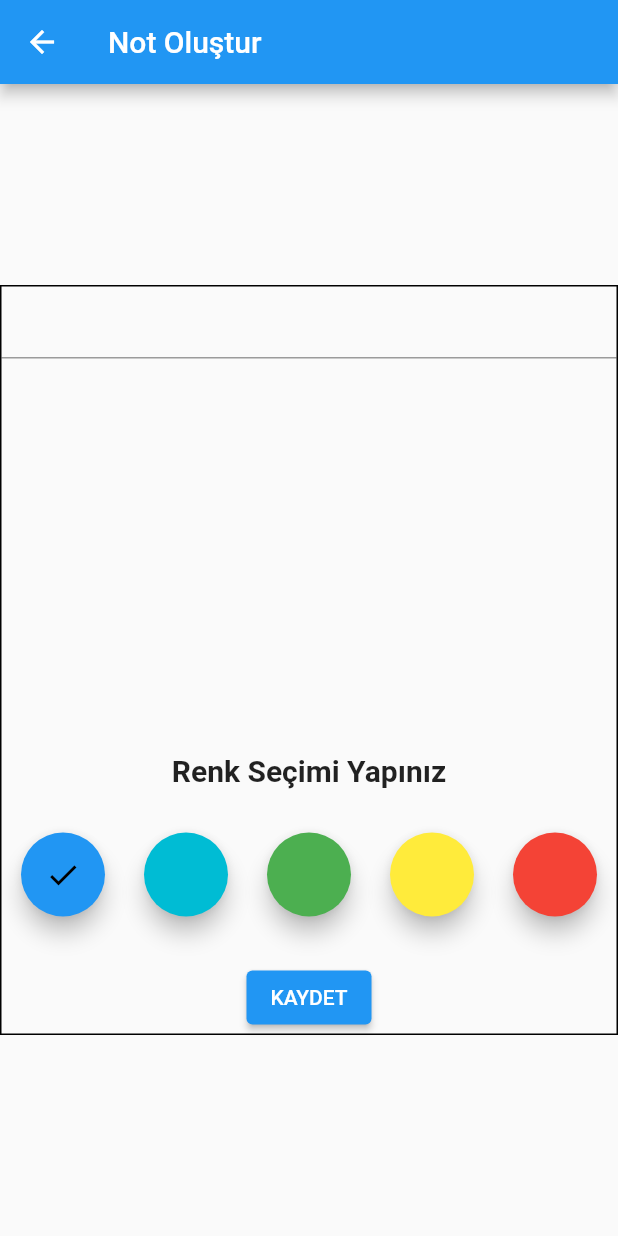
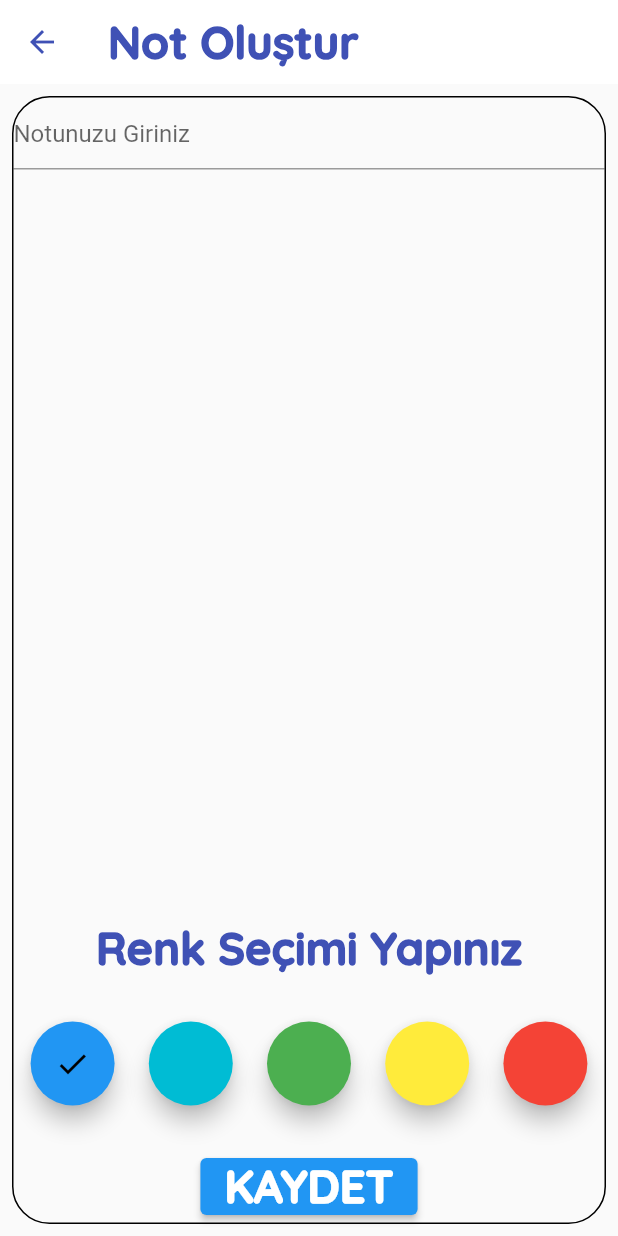
Before and after one commit to BerkayUludogan/flutter-note-app, a Flutter app: the CreateNotes screen opened directly, on a phone screen of 412 x 824 dp. Run offline on Flutter 3.47's test engine with Material 2 defaults, Android fonts, the phone set to English and light mode, and no system bars; our stand-ins replace google_fonts, shared_preferences; accounts and stored records are empty.

Commit message:
arayüz değiştirildi

```diff
--- a/lib/constant.dart
+++ b/lib/constant.dart
@@ -1,9 +1,14 @@
 import 'package:flutter/material.dart';
+import 'package:google_fonts/google_fonts.dart';
 
 class Constant {
-
   static String title = 'Not Defteri';
   static String detailTitle = 'Not Detay';
+  static final TextStyle headerStyle = GoogleFonts.quicksand(
+      fontSize: 30, fontWeight: FontWeight.w900, color: Colors.indigo);
+
+  static final TextStyle buttonStyle = GoogleFonts.quicksand(
+      fontSize: 30, fontWeight: FontWeight.w900);
   static TextStyle textStyle =
       const TextStyle(fontWeight: FontWeight.bold, fontSize: 20);
 
@@ -16,5 +21,4 @@ class Constant {
   static SizedBox defaultHeight = const SizedBox(
     height: 30,
   );
-
 }
--- a/lib/pages/create_notes.dart
+++ b/lib/pages/create_notes.dart
@@ -1,4 +1,5 @@
 import 'package:flutter/material.dart';
+import 'package:flutter/services.dart';
 import 'package:flutter_proje1/constant.dart';
 import 'package:flutter_proje1/model/notes_model.dart';
 import 'package:flutter_proje1/product/locale_manager.dart';
@@ -23,26 +24,37 @@ class _CreateNotesState extends State<CreateNotes> {
       },
       child: Scaffold(
         appBar: AppBar(
-          title: const Text('Not Oluştur'),
+          backgroundColor: Colors.white,
+          iconTheme: const IconThemeData(color: Colors.indigo),
+          elevation: 0,
+          title: Text(
+            'Not Oluştur',
+            style: Constant.headerStyle,
+          ),
         ),
         body: Center(
+          child: Padding(
+            padding: const EdgeInsets.all(8.0),
             child: Container(
-            height: 500,
-            width: 500,
-            decoration: BoxDecoration(border: Border.all(color: Colors.black)),
+              decoration: BoxDecoration(
+                  border: Border.all(color: Colors.black),
+                  borderRadius: const BorderRadius.all(Radius.circular(25))),
               child: Column(
                 children: [
                   Expanded(
                     child: TextField(
                       controller: textEditingController,
+                      decoration: const InputDecoration(
+                        hintText: 'Notunuzu Giriniz',
+                      ),
                       maxLines: null,
                       keyboardType: TextInputType.multiline,
                     ),
                   ),
                   Constant.defaultHeight,
                   Center(
-                    child:
-                        Text('Renk Seçimi Yapınız', style: Constant.textStyle)),
+                      child: Text('Renk Seçimi Yapınız',
+                          style: Constant.headerStyle)),
                   Constant.defaultHeight,
                   Container(
                     decoration: const BoxDecoration(
@@ -61,19 +73,25 @@ class _CreateNotesState extends State<CreateNotes> {
                   Center(
                       child: ElevatedButton(
                     onPressed: () async {
-                    if (textEditingController.text.isEmpty) return;
+                      if (textEditingController.text.isEmpty || textEditingController.text.trim().isEmpty) return;
                       await saveData();
                       if (!mounted) return;
                       Navigator.of(context).pop(isNoteAdded);
                     },
-                  child: const Text('KAYDET'),
+                    child: Text('KAYDET', style: Constant.buttonStyle),
                   ))
                 ],
               ),
             ),
           ),
         ),
+      ),
     );
+  }
+
+  bool isInputValid(String input) {
+    // Girilen metni kontrol eder ve boşluk karakteri girilmediği durumlarda true döner
+    return input.trim() != '';
   }
 
   Widget _createColor(Color color, int index) {
--- a/pubspec.yaml
+++ b/pubspec.yaml
@@ -37,6 +37,7 @@ dependencies:
   cupertino_icons: ^1.0.5
   shared_preferences: ^2.1.1
   provider: ^6.0.5
+  google_fonts: ^4.0.5
 
 dev_dependencies:
   flutter_test:
```
Also changed, not shown: lib/main.dart (+4 -3 lines), lib/pages/main_page_view.dart (+45 -17 lines), pubspec.lock, 1 other file. Lines whose indentation alone changed are shown as unchanged.
